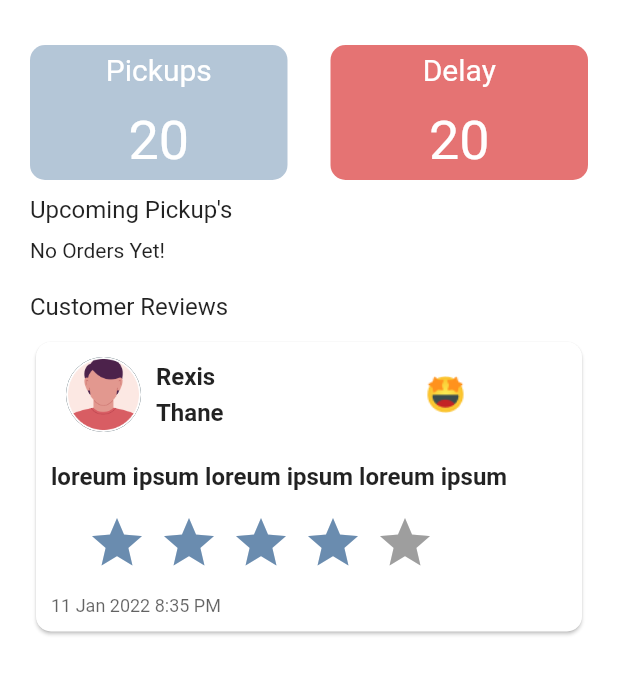
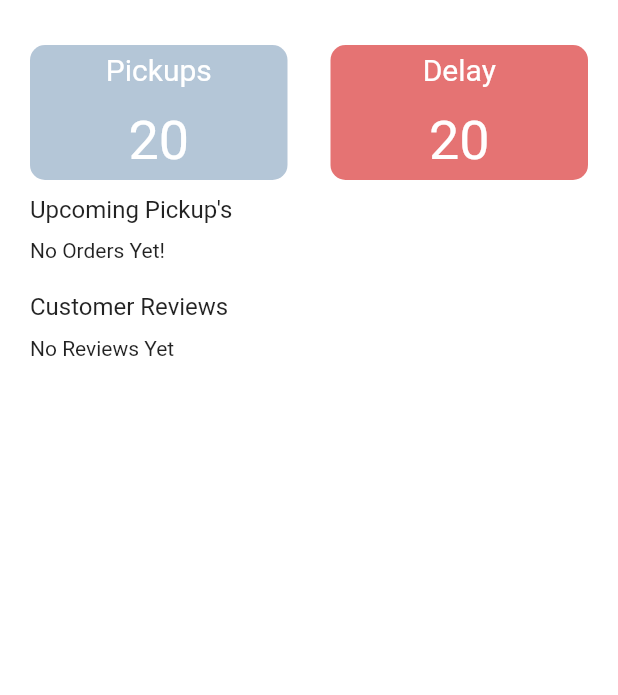
Before and after one commit to manishtalele/riderapp, a Flutter app: the HomeScreen screen opened directly, on a phone screen of 412 x 824 dp, the part 105-800 px from its top. Run offline on Flutter 3.47's test engine with Material 2 defaults, Android fonts, the phone set to English and light mode, and no system bars; drawn by our look-alikes of flutter_rating_bar; our stand-ins replace action_slider, animated_splash_screen, carousel_slider, cloud_firestore, dropdown_button2, firebase_auth and 8 more; accounts and stored records are empty.

Commit message:
added fetch review api

```diff
--- a/lib/screens/homescreen.dart
+++ b/lib/screens/homescreen.dart
@@ -3,6 +3,7 @@ import 'package:firebase_auth/firebase_auth.dart';
 import 'package:flutter/material.dart';
 import 'package:flutter_svg/flutter_svg.dart';
 import 'package:riderapp/api/getdonationdata.dart';
+import 'package:riderapp/api/getreviewapi.dart';
 import 'package:riderapp/model/pendingordermodel.dart';
 import 'package:riderapp/widget/activecard.dart';
 import 'package:riderapp/screens/settings.dart';
@@ -28,16 +29,22 @@ class HomeScreen extends StatefulWidget {
 }
 
 class _HomeScreenState extends State<HomeScreen> {
-  bool loader = true;
-
+  bool loader = true, reviewloader = true;
+  List reviewData = [];
   Future callApi() async {
+    setState(() {
+      loader = true;
+      reviewloader = true;
+    });
     pendingDonation.value = List.from(pendingDonation.value)..clear();
     pendingDonation.value = List.from(pendingDonation.value)
       ..addAll(await getDonationCards());
     await getActiveDonation();
+    reviewData = await getReviewData();
     if (pendingDonation.value.isNotEmpty) {
       setState(() {
         loader = false;
+        reviewloader = false;
       });
     }
   }
@@ -214,7 +221,25 @@ class _HomeScreenState extends State<HomeScreen> {
                   style: TextStyle(fontSize: 16, fontWeight: FontWeight.w400),
                 ),
                 const SizedBox(height: 10),
-                const ReviewCards(),
+                ListView.builder(
+                    shrinkWrap: true,
+                    physics: const ScrollPhysics(),
+                    itemCount: reviewData.isEmpty ? 1 : reviewData.length,
+                    itemBuilder: (context, index) {
+                      if (reviewData.isNotEmpty ||
+                          loader == false ||
+                          reviewData.isNotEmpty) {
+                        return ReviewCards(
+                          address: reviewData[index]["address"],
+                          date: reviewData[index]["time"],
+                          name: reviewData[index]["name"],
+                          review: reviewData[index]["review"],
+                          starCount: reviewData[index]["starcount"],
+                        );
+                      } else {
+                        return const Text("No Reviews Yet");
+                      }
+                    }),
                 const SizedBox(height: 10),
               ],
             ),
--- a/lib/screens/updatelicensedetails.dart
+++ b/lib/screens/updatelicensedetails.dart
@@ -1,5 +1,4 @@
 import 'package:flutter/material.dart';
-import 'package:flutter_svg/flutter_svg.dart';
 import 'package:riderapp/theme/decoration.dart';
 import 'package:riderapp/theme/deftheme.dart';
 
--- a/lib/widget/reviewcard.dart
+++ b/lib/widget/reviewcard.dart
@@ -3,8 +3,15 @@ import 'package:flutter_rating_bar/flutter_rating_bar.dart';
 import 'package:riderapp/theme/deftheme.dart';
 
 class ReviewCards extends StatelessWidget {
+  final String name, address, date, review;
+  final int starCount;
   const ReviewCards({
     super.key,
+    required this.name,
+    required this.address,
+    required this.date,
+    required this.review,
+    required this.starCount,
   });
 
   @override
@@ -28,17 +35,17 @@ class ReviewCards extends StatelessWidget {
                 const SizedBox(width: 10),
                 Column(
                   crossAxisAlignment: CrossAxisAlignment.start,
-                  children: const [
+                  children: [
                     Text(
-                      "Rexis",
-                      style:
-                          TextStyle(fontSize: 16, fontWeight: FontWeight.w600),
+                      name,
+                      style: const TextStyle(
+                          fontSize: 16, fontWeight: FontWeight.w600),
                     ),
-                    SizedBox(height: 5),
+                    const SizedBox(height: 5),
                     Text(
-                      "Thane",
-                      style:
-                          TextStyle(fontSize: 16, fontWeight: FontWeight.w600),
+                      address,
+                      style: const TextStyle(
+                          fontSize: 16, fontWeight: FontWeight.w600),
                     ),
                   ],
                 ),
@@ -48,20 +55,22 @@ class ReviewCards extends StatelessWidget {
                 ),
               ],
             ),
-            const Padding(
-              padding: EdgeInsets.only(top: 20, bottom: 5),
+            Padding(
+              padding: const EdgeInsets.only(top: 20, bottom: 5),
               child: Text(
-                "loreum ipsum loreum ipsum loreum ipsum  ",
-                style: TextStyle(fontSize: 16, fontWeight: FontWeight.w600),
+                review,
+                style:
+                    const TextStyle(fontSize: 16, fontWeight: FontWeight.w600),
               ),
             ),
             Padding(
               padding: const EdgeInsets.symmetric(horizontal: 20, vertical: 10),
               child: RatingBar.builder(
-                initialRating: 4,
+                initialRating: starCount.toDouble(),
                 minRating: 1,
+                ignoreGestures: true,
                 direction: Axis.horizontal,
-                tapOnlyMode: false,
+                // tapOnlyMode: true,
                 allowHalfRating: true,
                 itemCount: 5,
                 itemPadding: const EdgeInsets.symmetric(horizontal: 4.0),
@@ -73,9 +82,9 @@ class ReviewCards extends StatelessWidget {
               ),
             ),
             const SizedBox(height: 5),
-            const Text(
-              "11 Jan 2022 8:35 PM",
-              style: TextStyle(
+            Text(
+              date,
+              style: const TextStyle(
                   fontSize: 12,
                   fontWeight: FontWeight.w400,
                   color: Color.fromRGBO(00, 00, 00, 0.61)),
```
Also changed, not shown: lib/api/getreviewapi.dart (added, +15 -0 lines).
